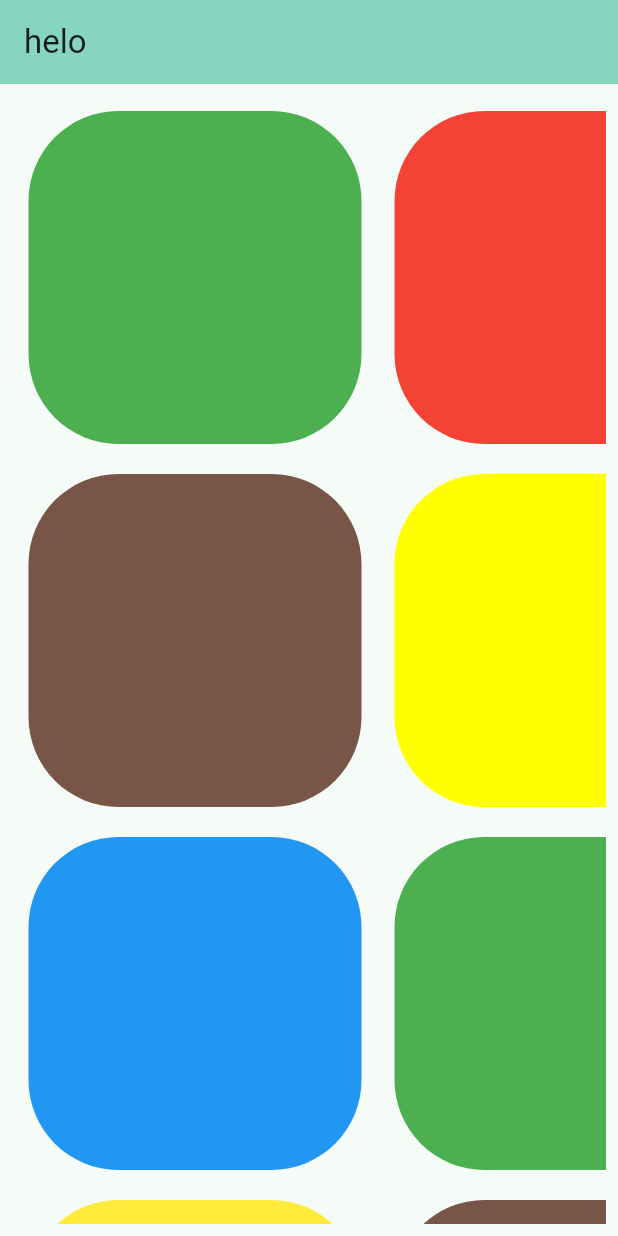
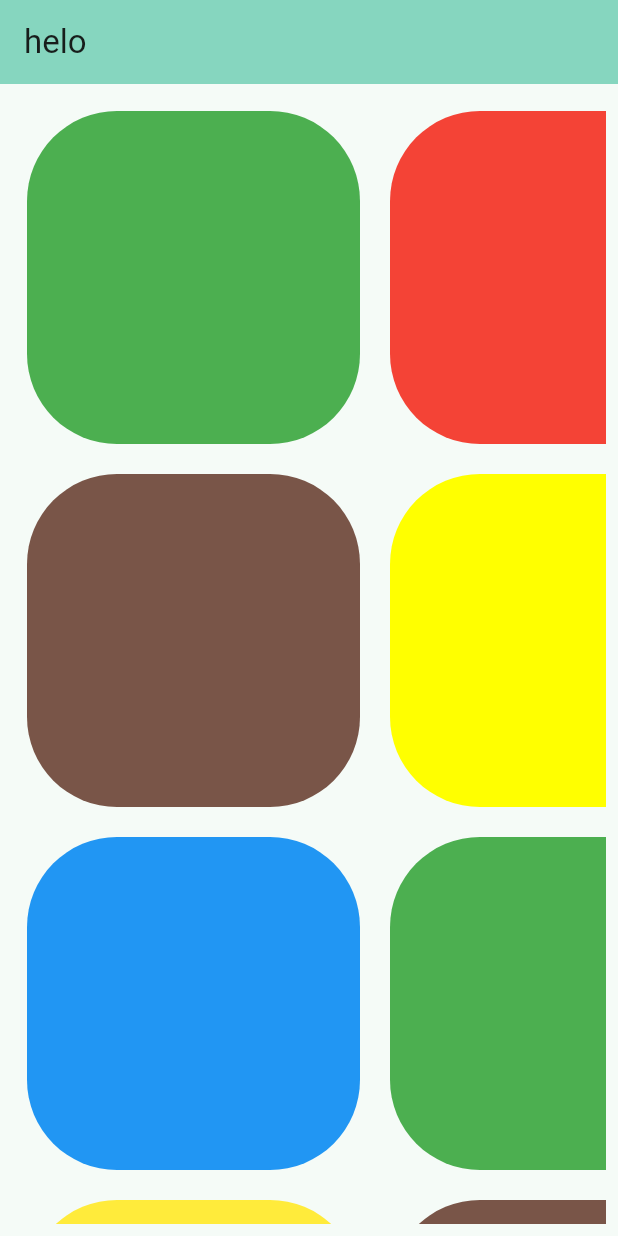
Before and after one commit to mayankgongal5/ecommercemayankidea, a Flutter app: the screen it shows after launch, on a phone screen of 412 x 824 dp. Run offline on Flutter 3.47's test engine with Material 2 defaults, Android fonts, the phone set to English and light mode, and no system bars.

Commit message:
changes
color and right and left spacing

```diff
--- a/ecommerce/lib/main.dart
+++ b/ecommerce/lib/main.dart
@@ -61,7 +61,7 @@ class _MyHomePageState extends State<MyHomePage> {
                   child: Row(
                     children: [
                       Container(
-                          margin: const EdgeInsets.only(top:10, bottom:10,right: 11, left: 11),
+                          margin: const EdgeInsets.only(top:10, bottom:10,right: 10, left: 10),
                         height: 222,
                         width: 222,
 
@@ -72,7 +72,7 @@ class _MyHomePageState extends State<MyHomePage> {
                         ),
                       ),
                       Container(
-                        margin: const EdgeInsets.only(top:10, bottom:10,right: 11, left: 11),
+                        margin: const EdgeInsets.only(top:10, bottom:10,right: 10, left: 10),
                         height: 222,
                         width: 222,
                         decoration: BoxDecoration(
@@ -81,7 +81,7 @@ class _MyHomePageState extends State<MyHomePage> {
                       ),
                       ),
                       Container(
-                        margin: const EdgeInsets.only(top:10, bottom:10,right: 11, left: 11),
+                        margin: const EdgeInsets.only(top:10, bottom:10,right: 10, left: 10),
                         height: 222,
                         width: 222,
                         decoration: BoxDecoration(
@@ -90,7 +90,7 @@ class _MyHomePageState extends State<MyHomePage> {
                       ),
                       ),
                       Container(
-                        margin: const EdgeInsets.only(top:10, bottom:10,right: 11, left: 11),
+                        margin: const EdgeInsets.only(top:10, bottom:10,right: 10, left: 10),
                         height: 222,
                         width: 222,
                         decoration: BoxDecoration(
@@ -99,7 +99,7 @@ class _MyHomePageState extends State<MyHomePage> {
                       ),
                       ),
                       Container(
-                        margin: const EdgeInsets.only(top:10, bottom:10,right: 11, left: 11),
+                        margin: const EdgeInsets.only(top:10, bottom:10,right: 10, left: 10),
                         height: 222,
                         width: 222,
                         decoration: BoxDecoration(
@@ -110,7 +110,7 @@ class _MyHomePageState extends State<MyHomePage> {
                       ),
                       ),
                       Container(
-                        margin: const EdgeInsets.only(top:10, bottom:10,right: 11, left: 11),
+                        margin: const EdgeInsets.only(top:10, bottom:10,right: 10, left: 10),
                         height: 222,
                         width: 222,
                         decoration: BoxDecoration(
@@ -119,7 +119,7 @@ class _MyHomePageState extends State<MyHomePage> {
                       ),
                       ),
                       Container(
-                        margin: const EdgeInsets.only(top:10, bottom:10,right: 11, left: 11),
+                        margin: const EdgeInsets.only(top:10, bottom:10,right: 10, left: 10),
                         height: 222,
                         width: 222,
                       decoration: BoxDecoration(
@@ -141,7 +141,7 @@ class _MyHomePageState extends State<MyHomePage> {
                           Row(
                             children: [
                               Container(
-                                margin: const EdgeInsets.only(top:10, bottom:10,right: 11, left: 11),
+                                margin: const EdgeInsets.only(top:10, bottom:10,right: 10, left: 10),
                                 height: 222,
                                 width: 222,
                                 decoration: BoxDecoration(
@@ -150,7 +150,7 @@ class _MyHomePageState extends State<MyHomePage> {
                               ),
                               ),
                               Container(
-                                margin: const EdgeInsets.only(top:10, bottom:10,right: 11, left: 11),
+                                margin: const EdgeInsets.only(top:10, bottom:10,right: 10, left: 10),
                                 height: 222,
                                 width: 222,
                                 decoration: BoxDecoration(
@@ -160,7 +160,7 @@ class _MyHomePageState extends State<MyHomePage> {
                               ),
 
                               Container(
-                                margin: const EdgeInsets.only(top:10, bottom:10,right: 11, left: 11),
+                                margin: const EdgeInsets.only(top:10, bottom:10,right: 10, left: 10),
                                 height: 222,
                                 width: 222,
                                 decoration: BoxDecoration(
@@ -172,7 +172,7 @@ class _MyHomePageState extends State<MyHomePage> {
 
 
                               Container(
-                                margin: const EdgeInsets.only(top:10, bottom:10,right: 11, left: 11),
+                                margin: const EdgeInsets.only(top:10, bottom:10,right: 10, left: 10),
                                 height: 222,
                                 width: 222,
                                 decoration: BoxDecoration(
@@ -181,7 +181,7 @@ class _MyHomePageState extends State<MyHomePage> {
                               ),
                               ),
                               Container(
-                                margin: const EdgeInsets.only(top:10, bottom:10,right: 11, left: 11),
+                                margin: const EdgeInsets.only(top:10, bottom:10,right: 10, left: 10),
                                 height: 222,
 
                                 width: 222,
@@ -191,7 +191,7 @@ class _MyHomePageState extends State<MyHomePage> {
                               ),
                               ),
                               Container(
-                                margin: const EdgeInsets.only(top:10, bottom:10,right: 11, left: 11),
+                                margin: const EdgeInsets.only(top:10, bottom:10,right: 10, left: 10),
                                 height: 222,
                                 width: 222,
                                 decoration: BoxDecoration(
@@ -213,7 +213,7 @@ class _MyHomePageState extends State<MyHomePage> {
                   child: Row(
                     children: [
                       Container(
-                        margin: const EdgeInsets.only(top:10, bottom:10,right: 11, left: 11),
+                        margin: const EdgeInsets.only(top:10, bottom:10,right: 10, left: 10),
                         height: 222,
                         width: 222,
                         decoration: BoxDecoration(
@@ -222,7 +222,7 @@ class _MyHomePageState extends State<MyHomePage> {
                         ),
                       ),
                       Container(
-                        margin: const EdgeInsets.only(top:10, bottom:10,right: 11, left: 11),
+                        margin: const EdgeInsets.only(top:10, bottom:10,right: 10, left: 10),
                         height: 222,
                         width: 222,
                       decoration: BoxDecoration(
@@ -232,7 +232,7 @@ class _MyHomePageState extends State<MyHomePage> {
                         ),
                       ),
                       Container(
-                        margin: const EdgeInsets.only(top:10, bottom:10,right: 11, left: 11),
+                        margin: const EdgeInsets.only(top:10, bottom:10,right: 10, left: 10),
                         height: 222,
                         width: 222,
                         decoration: BoxDecoration(
@@ -241,7 +241,7 @@ class _MyHomePageState extends State<MyHomePage> {
                         ),
                       ),
                       Container(
-                        margin: const EdgeInsets.only(top:10, bottom:10,right: 11, left: 11),
+                        margin: const EdgeInsets.only(top:10, bottom:10,right: 10, left: 10),
                         height: 222,
                         width: 222,
                         decoration: BoxDecoration(
@@ -250,7 +250,7 @@ class _MyHomePageState extends State<MyHomePage> {
                         ),
                       ),
                       Container(
-                        margin: const EdgeInsets.only(top:10, bottom:10,right: 11, left: 11),
+                        margin: const EdgeInsets.only(top:10, bottom:10,right: 10, left: 10),
                         height: 222,
                         width: 222,
                         decoration: BoxDecoration(
@@ -259,7 +259,7 @@ class _MyHomePageState extends State<MyHomePage> {
                         ),
                       ),
                       Container(
-                        margin: const EdgeInsets.only(top:10, bottom:10,right: 11, left: 11),
+                        margin: const EdgeInsets.only(top:10, bottom:10,right: 10, left: 10),
                         height: 222,
                         width: 222,
                         decoration: BoxDecoration(
@@ -268,7 +268,7 @@ class _MyHomePageState extends State<MyHomePage> {
                         ),
                       ),
                       Container(
-                        margin: const EdgeInsets.only(top:10, bottom:10,right: 11, left: 11),
+                        margin: const EdgeInsets.only(top:10, bottom:10,right: 10, left: 10),
                         height: 222,
                         width: 222,
                         decoration: BoxDecoration(
@@ -277,7 +277,7 @@ class _MyHomePageState extends State<MyHomePage> {
                         ),
                       ),
                       Container(
-                        margin: const EdgeInsets.only(top:10, bottom:10,right: 11, left: 11),
+                        margin: const EdgeInsets.only(top:10, bottom:10,right: 10, left: 10),
                         height: 222,
                         width: 222,
                       decoration: BoxDecoration(
@@ -294,7 +294,7 @@ class _MyHomePageState extends State<MyHomePage> {
                   child: Row(
                     children: [
                       Container(
-                        margin: const EdgeInsets.only(top:10, bottom:10,right: 11, left: 11),
+                        margin: const EdgeInsets.only(top:10, bottom:10,right: 10, left: 10),
                         height: 222,
                         width: 222,
                          decoration: BoxDecoration(
@@ -303,7 +303,7 @@ class _MyHomePageState extends State<MyHomePage> {
                       ),
                       ),
                       Container(
-                        margin: const EdgeInsets.only(top:10, bottom:10,right: 11, left: 11),
+                        margin: const EdgeInsets.only(top:10, bottom:10,right: 10, left: 10),
                         height: 222,
                         width: 222,
                         decoration: BoxDecoration(
@@ -312,7 +312,7 @@ class _MyHomePageState extends State<MyHomePage> {
                         ),
                       ),
                       Container(
-                        margin: const EdgeInsets.only(top:10, bottom:10,right: 11, left: 11),
+                        margin: const EdgeInsets.only(top:10, bottom:10,right: 10, left: 10),
                         height: 222,
                         width: 222,
                         decoration: BoxDecoration(
@@ -321,7 +321,7 @@ class _MyHomePageState extends State<MyHomePage> {
                         ),
                       ),
                       Container(
-                        margin: const EdgeInsets.only(top:10, bottom:10,right: 11, left: 11),
+                        margin: const EdgeInsets.only(top:10, bottom:10,right: 10, left: 10),
                         height: 222,
                         width: 222,
                         decoration: BoxDecoration(
@@ -330,7 +330,7 @@ class _MyHomePageState extends State<MyHomePage> {
                         ),
                       ),
                       Container(
-                        margin: const EdgeInsets.only(top:10, bottom:10,right: 11, left: 11),
+                        margin: const EdgeInsets.only(top:10, bottom:10,right: 10, left: 10),
                         height: 222,
                         width: 222,
                       decoration: BoxDecoration(
@@ -340,7 +340,7 @@ class _MyHomePageState extends State<MyHomePage> {
                         ),
                       ),
                       Container(
-                        margin: const EdgeInsets.only(top:10, bottom:10,right: 11, left: 11),
+                        margin: const EdgeInsets.only(top:10, bottom:10,right: 10, left: 10),
                         height: 222,
                         width: 222,
                         decoration: BoxDecoration(
@@ -349,7 +349,7 @@ class _MyHomePageState extends State<MyHomePage> {
                       ),
                       ),
                       Container(
-                        margin: const EdgeInsets.only(top:10, bottom:10,right: 11, left: 11),
+                        margin: const EdgeInsets.only(top:10, bottom:10,right: 10, left: 10),
                         height: 222,
                         width: 222,
                         decoration: BoxDecoration(
@@ -361,7 +361,7 @@ class _MyHomePageState extends State<MyHomePage> {
                   ),
                 ),
                 Container(
-                  margin: const EdgeInsets.only(top:10, bottom:10,right: 11, left: 11),
+                  margin: const EdgeInsets.only(top:10, bottom:10,right: 10, left: 10),
                   height: 222,
                   width: 222,
                   decoration: BoxDecoration(
@@ -370,7 +370,7 @@ class _MyHomePageState extends State<MyHomePage> {
                 ),
                 ),
                 Container(
-                  margin: const EdgeInsets.only(top:10, bottom:10,right: 11, left: 11),
+                  margin: const EdgeInsets.only(top:10, bottom:10,right: 10, left: 10),
                   height: 222,
                   width: 222,
                   decoration: BoxDecoration(
@@ -379,7 +379,7 @@ class _MyHomePageState extends State<MyHomePage> {
                 ),
                 ),
                 Container(
-                  margin: const EdgeInsets.only(top:10, bottom:10,right: 11, left: 11),
+                  margin: const EdgeInsets.only(top:10, bottom:10,right: 10, left: 10),
                   height: 222,
                   width: 222,
                   decoration: BoxDecoration(
@@ -388,7 +388,7 @@ class _MyHomePageState extends State<MyHomePage> {
                 ),
                 ),
                 Container(
-                  margin: const EdgeInsets.only(top:10, bottom:10,right: 11, left: 11),
+                  margin: const EdgeInsets.only(top:10, bottom:10,right: 10, left: 10),
                   height: 222,
                   width: 222,
                   decoration: BoxDecoration(
```
